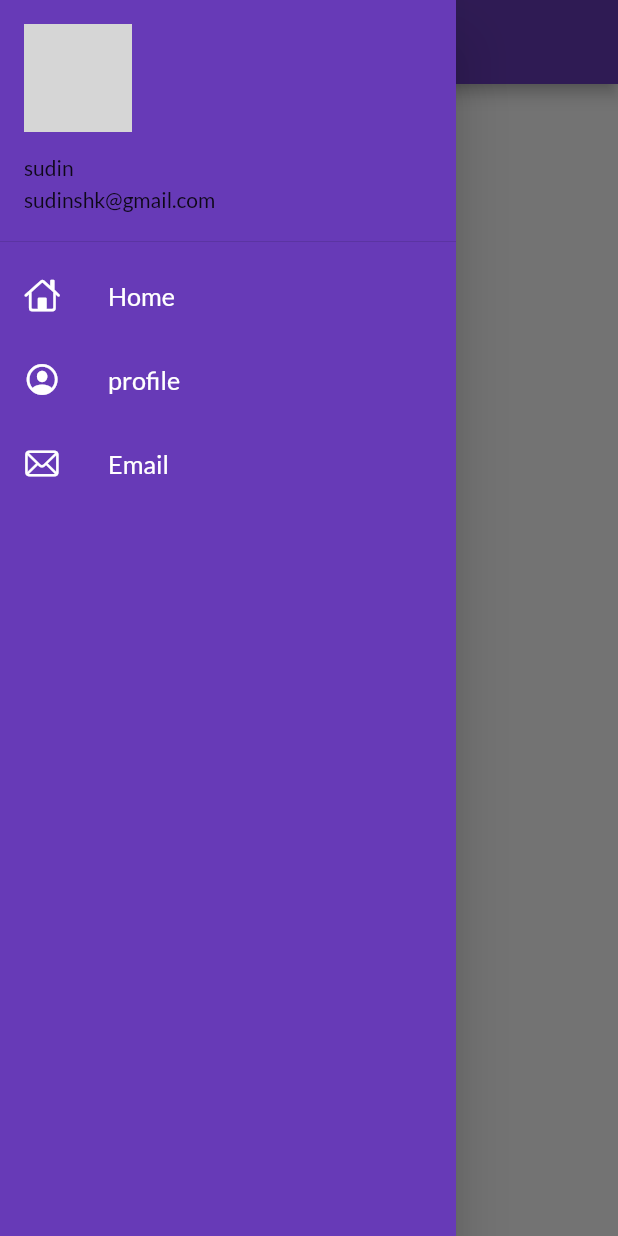
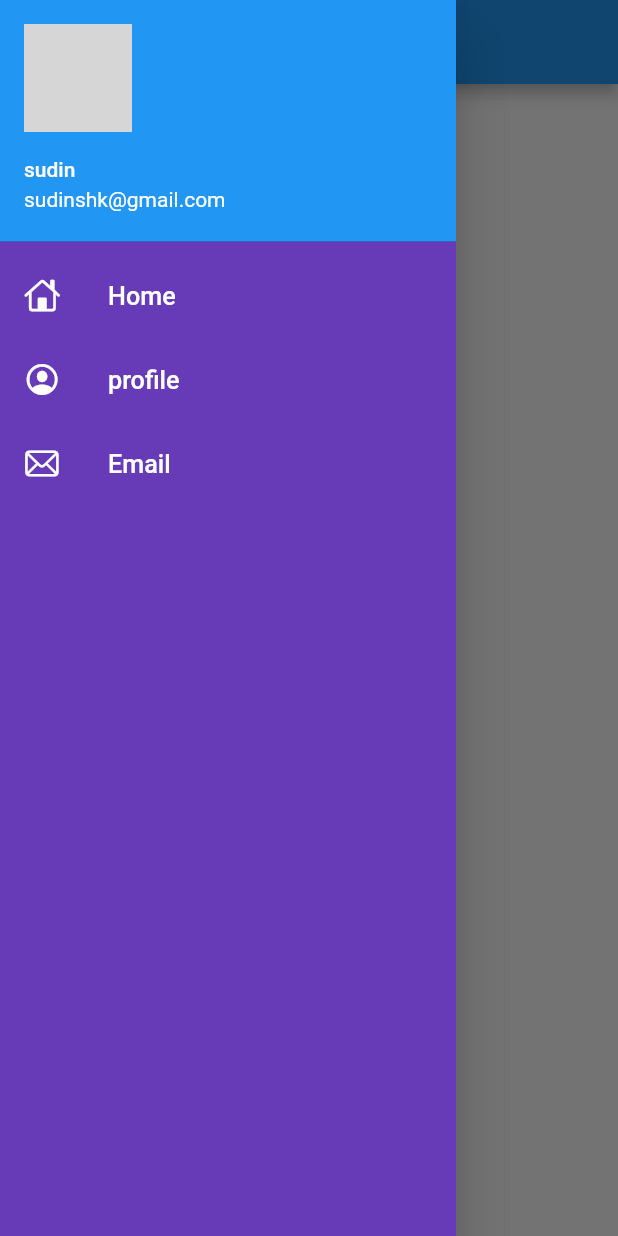
Before and after one commit to suya99x/catalog_app, a Flutter app: the screen it shows after launch, with the side drawer open, on a phone screen of 412 x 824 dp. Run offline on Flutter 3.47's test engine with Material 2 defaults, Android fonts, the phone set to English and light mode, and no system bars; network calls fail; grey boxes are pictures that could not be loaded.

Commit message:
day 5 completed

```diff
--- a/lib/main.dart
+++ b/lib/main.dart
@@ -1,7 +1,7 @@
 import 'package:catalog_app/MyRoutes.dart';
 import 'package:catalog_app/pages/Login_Page.dart';
+import 'package:catalog_app/widgets/Themes.dart';
 import 'package:flutter/material.dart';
-import 'package:google_fonts/google_fonts.dart';
 import 'pages/HomePage.dart';
 
 void main() {
@@ -16,14 +16,11 @@ class MyApp extends StatelessWidget {
       debugShowCheckedModeBanner: false,
       //home: HomePage(),
       themeMode: ThemeMode.light,
-      theme: ThemeData(
-        primarySwatch: Colors.deepPurple,
-        fontFamily: GoogleFonts.lato().fontFamily,
-        primaryTextTheme: GoogleFonts.latoTextTheme()
-      ),
-      darkTheme: ThemeData(
-        brightness: Brightness.dark,
-      ),
+
+      theme: MyTheme.LightTheme(context),
+      darkTheme: MyTheme.DarkTheme(context),
+
+
       //initialRoute: "/home",
       routes: {
         "/": (context) => HomePage(),
--- a/lib/pages/HomePage.dart
+++ b/lib/pages/HomePage.dart
@@ -13,6 +13,7 @@ class _HomePageState extends State<HomePage> {
   Widget build(BuildContext context) {
     return Scaffold(
       appBar: AppBar(
+        centerTitle: true,
         title: Text('Catalog App'),
       ),
       body: Text('welcome to home page'),
```
